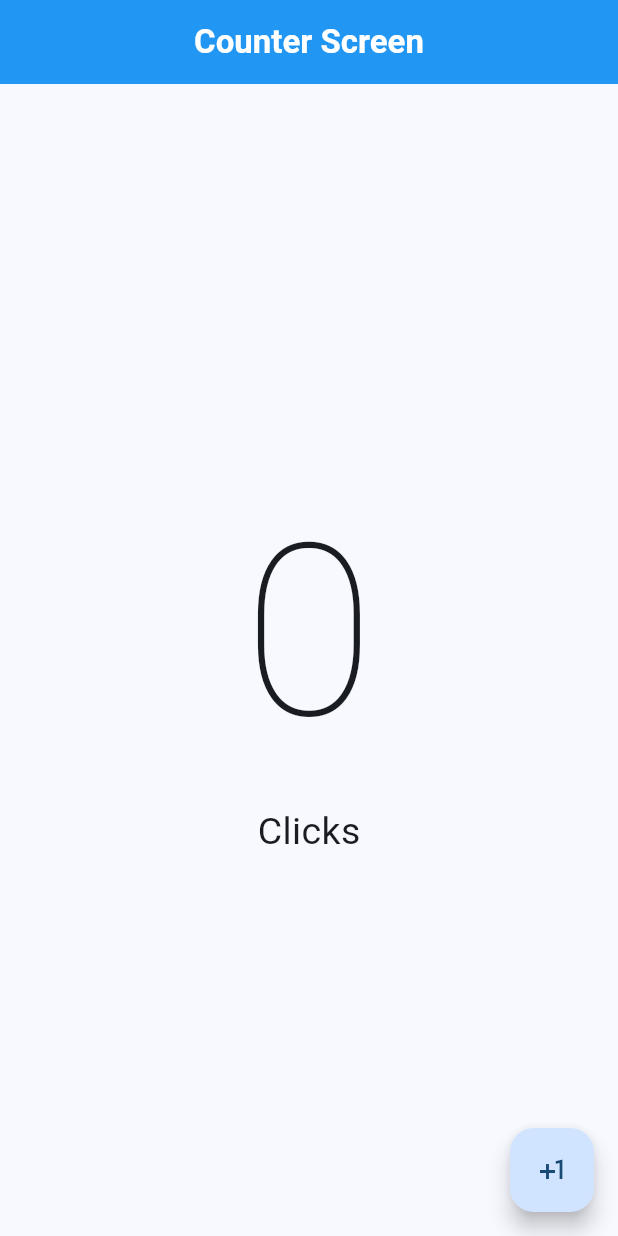
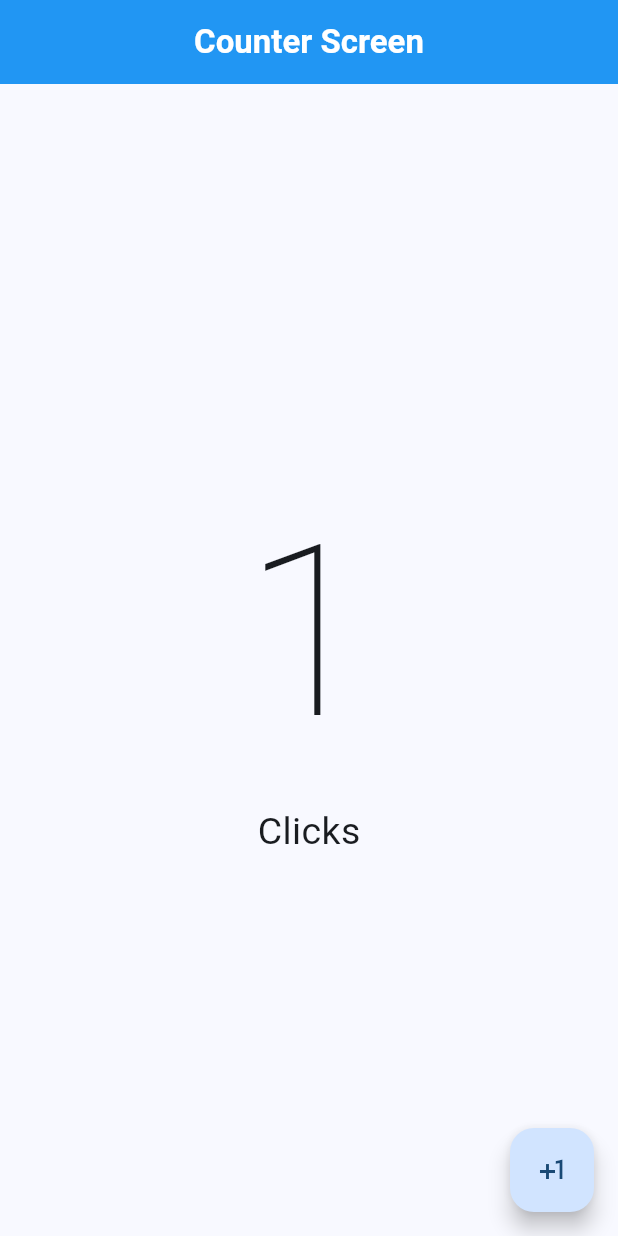
Before and after one commit to fernandoiosono/hello_world_flutter, a Flutter app: the screen it shows after launch, after a tap on the "plus one" icon, on a phone screen of 412 x 824 dp. Run offline on Flutter 3.47's test engine with Material 3 defaults, Android fonts, the phone set to English and light mode, and no system bars.

Commit message:
Plus One Button Basic Functionality Finished

```diff
--- a/lib/presentation/screens/counter/counter_screen.dart
+++ b/lib/presentation/screens/counter/counter_screen.dart
@@ -1,13 +1,20 @@
 import 'package:flutter/material.dart';
 
-class CounterScreen extends StatelessWidget {
+class CounterScreen extends StatefulWidget {
   const CounterScreen({super.key});
+
+  @override
+  State<CounterScreen> createState() => _CounterScreenState();
+}
+
+class _CounterScreenState extends State<CounterScreen> {
+  int clickCounter = 0;
 
   @override
   Widget build(BuildContext context) {
     return Scaffold(
       appBar: AppBar(
-        title: Center(child: const Text('Counter Screen', style: TextStyle(
+        title: const Center(child: Text('Counter Screen', style: TextStyle(
           fontWeight: FontWeight.bold,
           color: Colors.white
         ),)),
@@ -16,12 +23,12 @@ class CounterScreen extends StatelessWidget {
       body: Center( // Centrado Horizontal
         child: Column(
           mainAxisAlignment: MainAxisAlignment.center, // Centrado Vertical
-          children: const [
-            Text('0', style: TextStyle(
+          children: [
+            Text('$clickCounter', style: const TextStyle(
               fontSize: 160,
               fontWeight: FontWeight.w100
             ),),
-            Text('Clicks', style: TextStyle(
+            const Text('Clicks', style: TextStyle(
               fontSize: 25
             ),)
           ],
@@ -29,7 +36,8 @@ class CounterScreen extends StatelessWidget {
       ),
       floatingActionButton: FloatingActionButton(
         onPressed: () {
-
+          clickCounter ++;
+          setState((){});
         },
         child: const Icon(Icons.plus_one)
       )
```
